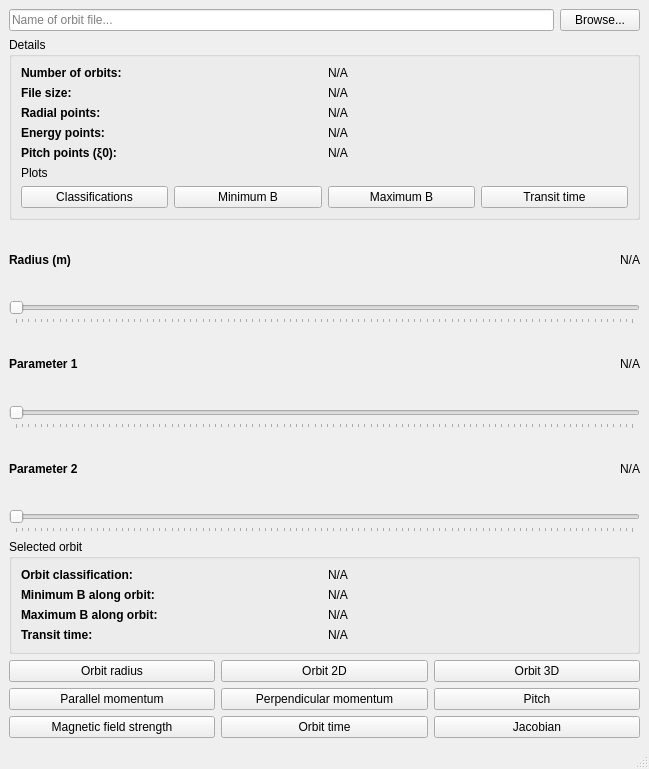
Before: the Qt Designer form gui/ui/orbits.ui in hoppe93/softplot, drawn with Qt 5.
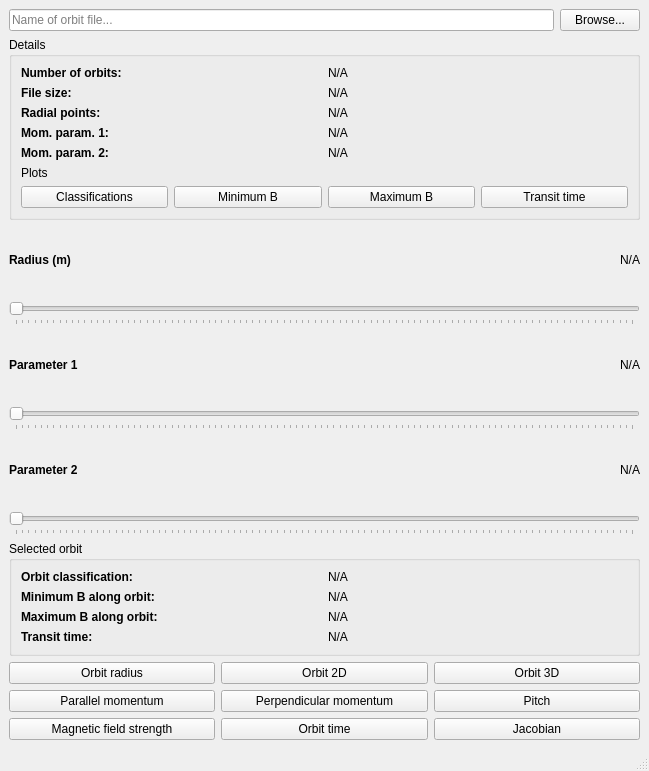
After: the same form once the commit is applied.

Commit message: Began implementing 'Orbit space' visualizations

```diff
--- a/gui/ui/orbits.ui
+++ b/gui/ui/orbits.ui
@@ -7,7 +7,7 @@
     <x>0</x>
     <y>0</y>
     <width>649</width>
-    <height>769</height>
+    <height>771</height>
    </rect>
   </property>
   <property name="windowTitle">
@@ -137,7 +137,7 @@
             </font>
            </property>
            <property name="text">
-            <string>Energy points:</string>
+            <string>Mom. param. 1:</string>
            </property>
           </widget>
          </item>
@@ -164,7 +164,7 @@
             </font>
            </property>
            <property name="text">
-            <string>Pitch points (ξ0):</string>
+            <string>Mom. param. 2:</string>
            </property>
           </widget>
          </item>
```
Left out of the diff: 8 changed lines with no effect on the pictures. The commit also changes 5 other files.
